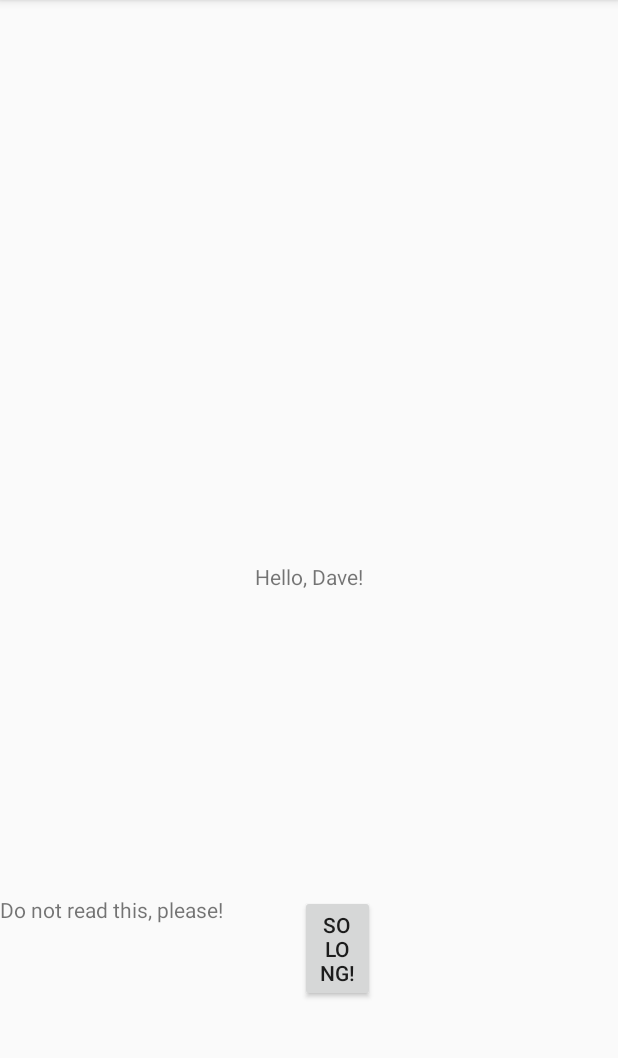
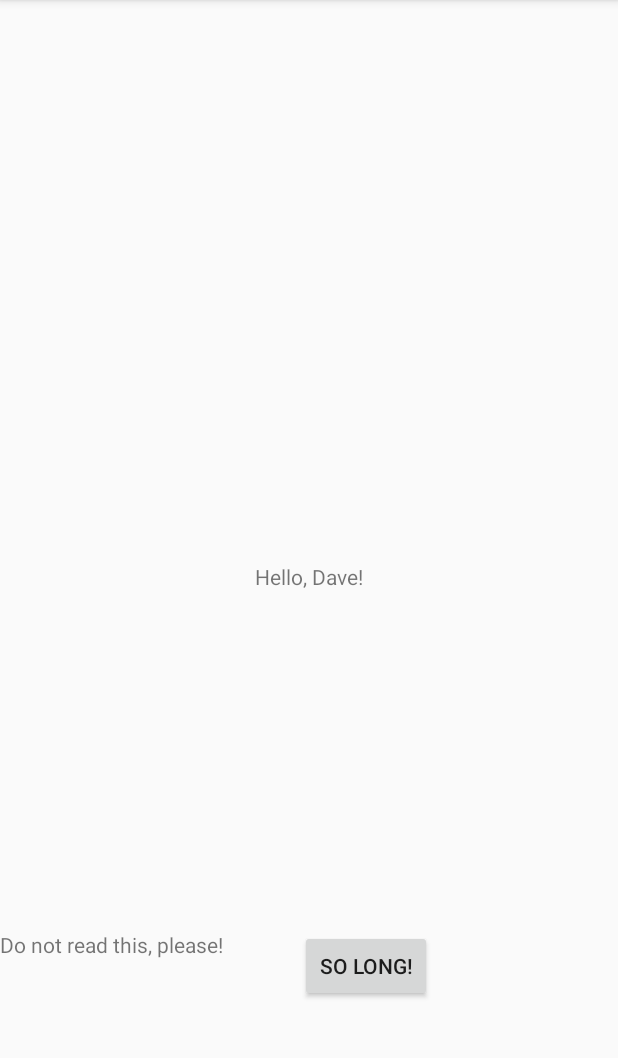
Before and after one commit to dandepaiva/Fragments, an Android app: the screen it shows after launch (MainActivity), on a phone screen of 412 x 824 dp, the part 84-1142 px from its top. Run offline under Robolectric (Android 15) with nearby library versions, the phone set to English and light mode, and no system bars.

Commit message:
Fragment has a button!

```diff
--- a/app/src/main/java/com/example/fragments/BlankFragment.java
+++ b/app/src/main/java/com/example/fragments/BlankFragment.java
@@ -57,6 +57,9 @@ public class BlankFragment extends Fragment {
             mParam1 = getArguments().getString(ARG_PARAM1);
             mParam2 = getArguments().getString(ARG_PARAM2);
         }
+
+
+
     }
 
     @Override
@@ -65,7 +68,18 @@ public class BlankFragment extends Fragment {
 
 
         // Inflate the layout for this fragment
-        View root = inflater.inflate(R.layout.fragment_blank, container, false);
+        final View root = inflater.inflate(R.layout.fragment_blank, container, false);
+
+        Button button = root.findViewById(R.id.hide_fragment);
+
+        button.setOnClickListener( new View.OnClickListener(){
+            @Override
+            public void onClick(View v){
+                Log.d("tag", "ME CLICK BUTTON");
+                root.setVisibility(View.INVISIBLE);
+             }
+        });
+
         return root;
 
 
--- a/app/src/main/java/com/example/fragments/MainActivity.java
+++ b/app/src/main/java/com/example/fragments/MainActivity.java
@@ -9,24 +9,27 @@ import android.os.Bundle;
 import android.util.Log;
 import android.view.View;
 import android.view.ViewGroup;
+import android.widget.Button;
+
 
 public class MainActivity extends AppCompatActivity {
     public static final String FRAGMENT_MESSAGE = "com.example.fragments.FRAGMENT1";
+    public final FragmentManager managerBlankFragment = getSupportFragmentManager();
 
     @Override
     protected void onCreate(Bundle savedInstanceState) {
         super.onCreate(savedInstanceState);
         setContentView(R.layout.activity_main);
 
-        FragmentManager managerBlankFragment = getSupportFragmentManager();
         FragmentTransaction transactionBlankFragment = managerBlankFragment.beginTransaction();
-
         transactionBlankFragment.add(R.id.fragment_blank, new BlankFragment());
         transactionBlankFragment.commit();
-/*
-        Fragment fragment = managerBlankFragment.findFragmentById(R.id.fragment_blank);
-        transactionBlankFragment.remove(fragment);
-        transactionBlankFragment.commit();
-*/
+
+
+    }
+
+    @Override
+    protected void onResume() {
+        super.onResume();
     }
 }
--- a/app/src/main/res/layout/fragment_blank.xml
+++ b/app/src/main/res/layout/fragment_blank.xml
@@ -1,6 +1,7 @@
 <?xml version="1.0" encoding="utf-8"?>
 <FrameLayout xmlns:android="http://schemas.android.com/apk/res/android"
     xmlns:tools="http://schemas.android.com/tools"
+    android:id="@+id/fragment_blank"
     android:layout_width="match_parent"
     android:layout_height="match_parent"
     tools:context=".BlankFragment">
@@ -13,7 +14,7 @@
 
     <Button
         android:id="@+id/hide_fragment"
-        android:layout_width="50dp"
+        android:layout_width="wrap_content"
         android:layout_height="wrap_content"
         android:layout_marginLeft="200dp"
         android:text="@string/bye_blank_fragment"/>
```
